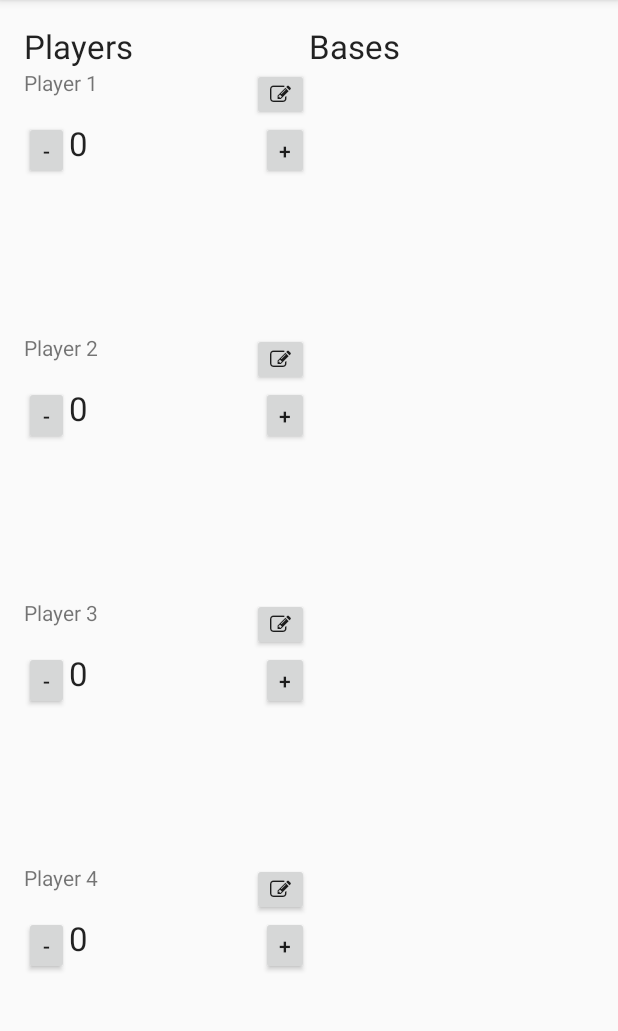
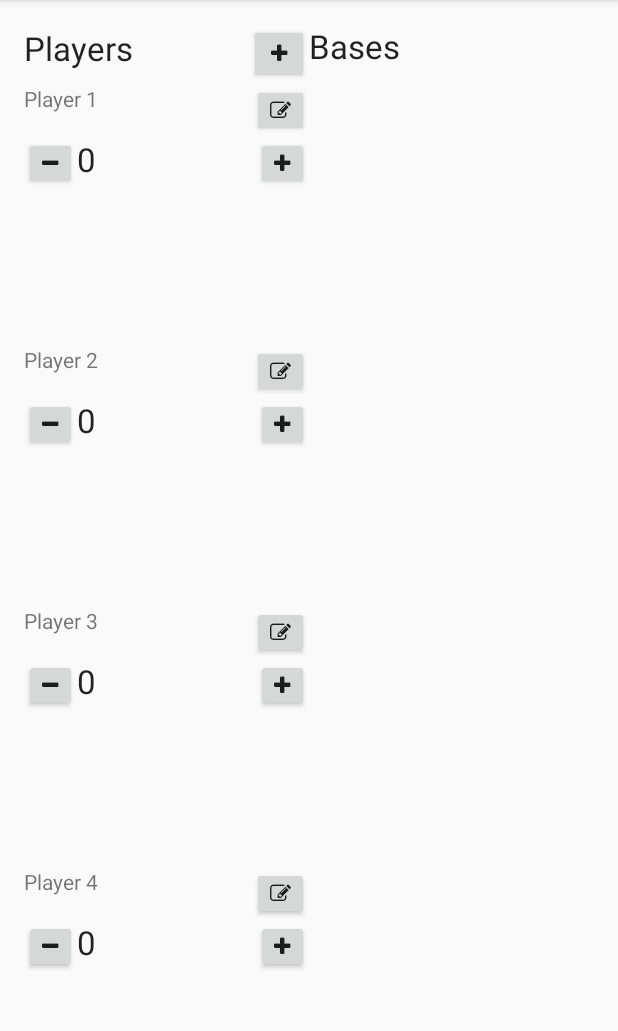
Before and after one commit to BenignBeppe/SmashUpCompanion, an Android app: the screen it shows after launch (MainActivity), on a phone screen of 412 x 824 dp, the part 84-1115 px from its top. Run offline under Robolectric (Android 15) with nearby library versions, the phone set to English and light mode, and no system bars.

Commit message:
Added add player-button. Added button class to use with font awesome.

```diff
--- /dev/null
+++ b/app/src/main/java/com/github/benignbeppe/smashupcompanion/AwesomeButton.java
@@ -0,0 +1,15 @@
+package com.github.benignbeppe.smashupcompanion;
+
+import android.content.Context;
+import android.util.AttributeSet;
+import android.widget.Button;
+
+/**
+ * Created by sebastian on 2015-11-27.
+ */
+public class AwesomeButton extends Button {
+    public AwesomeButton(Context context, AttributeSet attrs) {
+        super(context, attrs);
+        setTypeface(Font.fontAwesome);
+    }
+}
--- a/app/src/main/res/layout/content_main.xml
+++ b/app/src/main/res/layout/content_main.xml
@@ -12,7 +12,6 @@
         app:layout_behavior="@string/appbar_scrolling_view_behavior"
         tools:showIn="@layout/activity_main"
         tools:context=".MainActivity">
-
     <LinearLayout
             android:orientation="horizontal"
             android:layout_width="match_parent"
@@ -20,17 +19,28 @@
             android:layout_alignParentTop="true"
             android:layout_alignParentLeft="true"
             android:layout_alignParentStart="true">
-
         <LinearLayout
                 android:orientation="vertical"
+                android:layout_width="0dp"
                 android:layout_height="match_parent"
+                android:layout_weight="1">
+            <LinearLayout
+                    android:orientation="horizontal"
+                    android:layout_width="match_parent"
+                    android:layout_height="wrap_content">
+                <TextView
                     android:layout_width="0dp"
-                android:layout_weight="1">
-            <TextView
+                    android:layout_height="wrap_content"
+                    android:layout_weight="1"
+                    android:textAppearance="?android:attr/textAppearanceLarge"
+                    android:text="@string/playersTitle" />
+                <com.github.benignbeppe.smashupcompanion.AwesomeButton
                     android:layout_width="wrap_content"
                     android:layout_height="wrap_content"
-                android:textAppearance="?android:attr/textAppearanceLarge"
-                android:text="@string/playersTitle" />
+                    android:minWidth="40dp"
+                    android:minHeight="40dp"
+                    android:text="@string/addIcon" />
+            </LinearLayout>
             <include layout="@layout/player_area" />
         </LinearLayout>
         <LinearLayout
--- a/app/src/main/res/layout/player.xml
+++ b/app/src/main/res/layout/player.xml
@@ -14,7 +14,7 @@
             android:layout_width="0dp"
             android:layout_height="wrap_content"
             android:layout_weight="1" />
-        <Button
+        <com.github.benignbeppe.smashupcompanion.AwesomeButton
             android:id="@+id/edit"
             android:layout_width="wrap_content"
             android:layout_height="wrap_content"
@@ -27,13 +27,13 @@
             android:layout_width="fill_parent"
             android:layout_height="wrap_content"
             android:orientation="horizontal">
-        <Button
+        <com.github.benignbeppe.smashupcompanion.AwesomeButton
             android:id="@+id/decrease"
             android:layout_width="wrap_content"
             android:layout_height="wrap_content"
             android:minWidth="30dp"
             android:minHeight="30dp"
-            android:text="@string/decrease" />
+            android:text="@string/subtractIcon" />
         <TextView
             android:id="@+id/points"
             android:layout_width="0dp"
@@ -42,12 +42,12 @@
             android:layout_weight="1"
             android:text="0"
             android:textAppearance="?android:attr/textAppearanceLarge" />
-        <Button
+        <com.github.benignbeppe.smashupcompanion.AwesomeButton
             android:id="@+id/increase"
             android:layout_width="wrap_content"
             android:layout_height="wrap_content"
             android:minWidth="30dp"
             android:minHeight="30dp"
-            android:text="@string/increase" />
+            android:text="@string/addIcon" />
     </LinearLayout>
 </com.github.benignbeppe.smashupcompanion.Player>
--- a/app/src/main/res/values/strings.xml
+++ b/app/src/main/res/values/strings.xml
@@ -9,4 +9,6 @@
     <string name="playerNameLabel">Name</string>
     <string name="fontAwesome">fonts/fontawesome-webfont.ttf</string>
     <string name="editIcon">&#xf044;</string>
+    <string name="addIcon">&#xf067;</string>
+    <string name="subtractIcon">&#xf068;</string>
 </resources>
```
Lines whose indentation alone changed are shown as unchanged.
